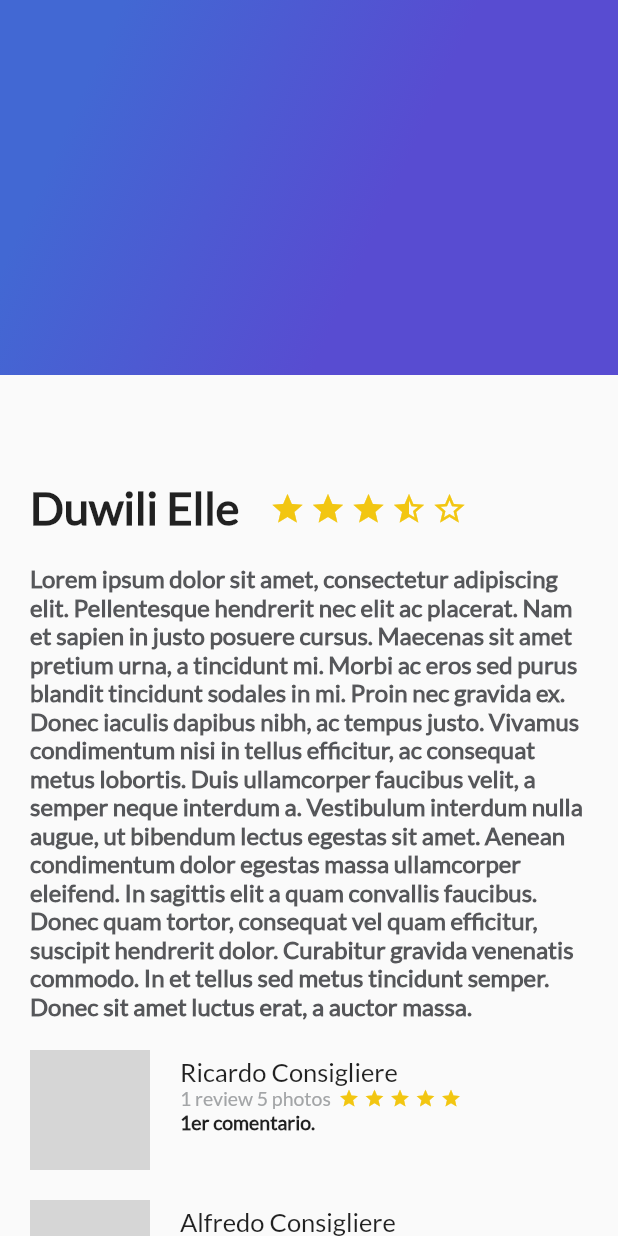
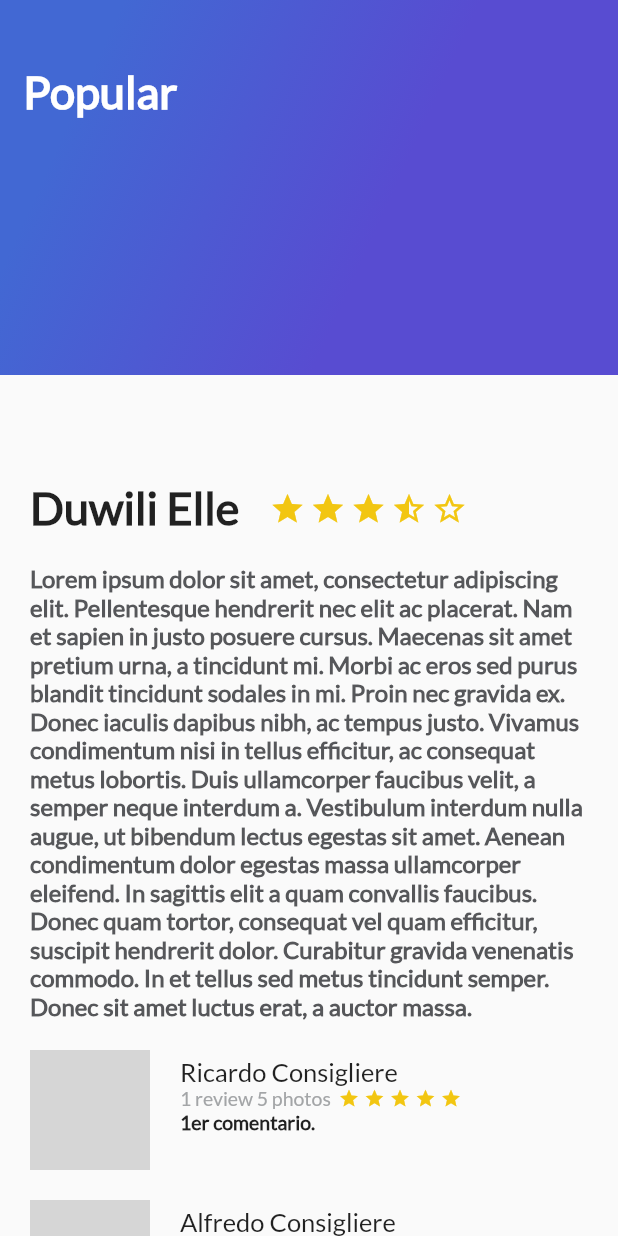
Before and after one commit to ricardo9407/flutter_application_1, a Flutter app: the screen it shows after launch, on a phone screen of 412 x 824 dp. Run offline on Flutter 3.47's test engine with Material 2 defaults, Android fonts, the phone set to English and light mode, and no system bars; grey boxes are pictures that could not be loaded.

Commit message:
Se añadio el titulo 'Popular' en la gradiente

```diff
--- a/lib/gradient_back.dart
+++ b/lib/gradient_back.dart
@@ -1,6 +1,8 @@
 import 'package:flutter/material.dart';
 
 class GradientBack extends StatelessWidget {
+  String title = "Popular";
+  GradientBack(this.title);
   @override
   Widget build(BuildContext context) {
     // TODO: implement build
@@ -13,6 +15,15 @@ class GradientBack extends StatelessWidget {
               end: FractionalOffset(1.0, 0.6),
               stops: [0.0, 0.6],
               tileMode: TileMode.clamp)),
+      child: Text(
+        title,
+        style: TextStyle(
+            color: Colors.white,
+            fontSize: 30.0,
+            fontFamily: "Lato",
+            fontWeight: FontWeight.bold),
+      ),
+      alignment: Alignment(-0.9, -0.6),
     );
   }
 }
--- a/lib/main.dart
+++ b/lib/main.dart
@@ -40,7 +40,7 @@ class MyApp extends StatelessWidget {
                   ReviewList()
                 ],
               ),
-              GradientBack()
+              GradientBack("Popular")
             ],
           ),
         ) //MyHomePage(title: 'Flutter Demo Home Page'),
```
